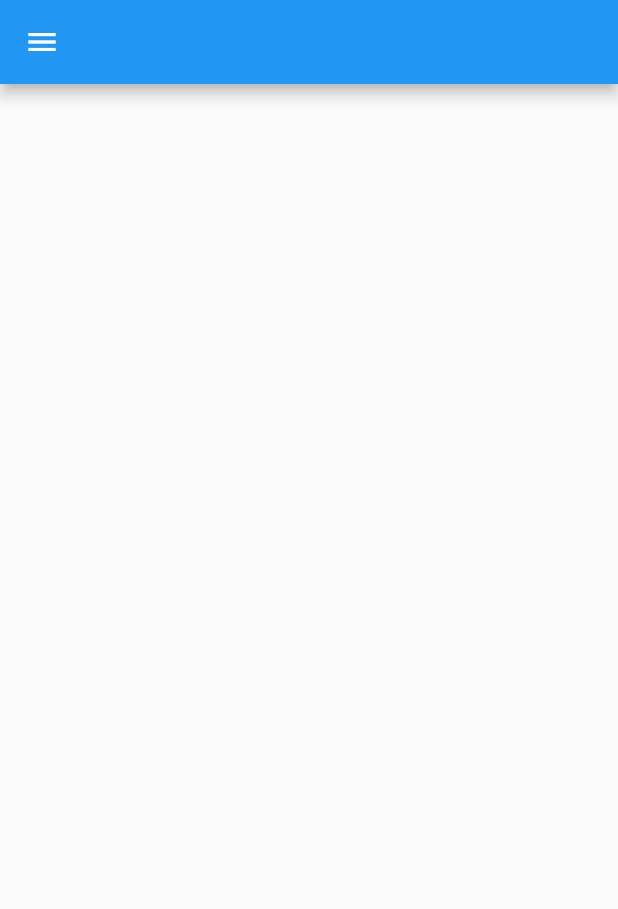
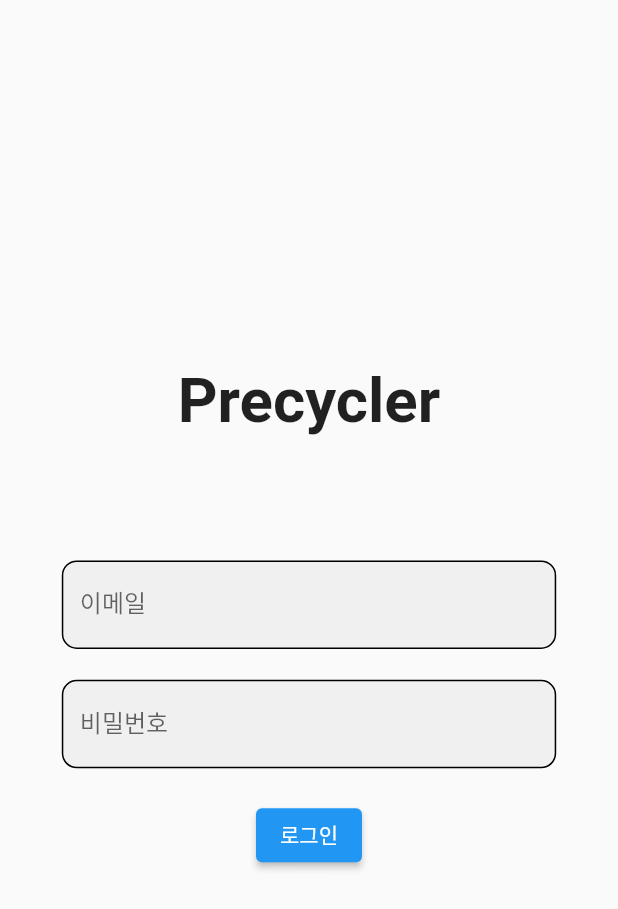
Before and after one commit to Greenvider/Precycler, a Flutter app: the screen it shows after launch, on a phone screen of 412 x 824 dp. Shown: the top 909 px of the screen. Run offline on Flutter 3.47's test engine with Material 2 defaults, Android fonts, the light colour scheme and no system bars; our stand-ins replace flutter_native_splash.

Commit message:
comment and login

```diff
--- a/lib/main.dart
+++ b/lib/main.dart
@@ -1,24 +1,32 @@
 import 'package:flutter/material.dart';
 import 'screen/screen_home.dart';
-import 'screen/screen_splash.dart';
 import 'package:flutter_native_splash/flutter_native_splash.dart';
 
 void main() {
+  //앱이 시작하는 동시에 스플래쉬 화면을 나타나게 하여 HomeScreen이 로드될때까지 표시한다.
   WidgetsBinding widgetsBinding = WidgetsFlutterBinding.ensureInitialized();
   FlutterNativeSplash.preserve(widgetsBinding: widgetsBinding);
-  FlutterNativeSplash.remove();
+
+  //MyApp 위젯을 실행
   runApp(const MyApp());
 }
 class MyApp extends StatelessWidget {
-
   const MyApp({super.key});
   @override
   Widget build(BuildContext context) {
+    //미디어 쿼리로 width와 height을 지정하여 상대적인 수치 사용
+    Size screenSize = MediaQuery.of(context).size;
+    double width = screenSize.width;
+    double height = screenSize.height;
+    return MaterialApp(
+      //디버깅 모드에서 표시되는 배너를 가리기
+      debugShowCheckedModeBanner: false,
 
-    return const MaterialApp(
-      debugShowCheckedModeBanner: false,
+      //제목을 Precycler로
       title: 'Precycler',
-      home: HomeScreen(),
+
+      //home은 HomeScreen 위젯으로 지정
+      home:HomeScreen(width: width,height: height,),
     );
   }
 }
--- a/lib/screen/screen_home.dart
+++ b/lib/screen/screen_home.dart
@@ -1,23 +1,63 @@
 import 'package:flutter/material.dart';
+import 'package:flutter_native_splash/flutter_native_splash.dart';
+import 'screen_login.dart';
 
 class HomeScreen extends StatefulWidget {
-  const HomeScreen({super.key});
+  double? width;
+  double? height;
+
+  HomeScreen({super.key,this.width,this.height});
   @override
   State<HomeScreen> createState() => _HomeScreenState();
 }
 
 class _HomeScreenState extends State<HomeScreen> {
+  //현재 로그인 상태
+  bool loginState = false;
+
+  //Safearea의 child가 될 위젯
+  late Widget child;
+
+  //HomeScreen위젯 상태 초기화, 즉 HomeScreen위젯이 불러와지고 호출됨
+  void initState() {
+    //MyApp위젯에서 가져온 width, height값 저장
+    double? width = widget.width;
+    double? height = widget.height;
+
+    //스플레쉬 화면 종료하기
+    FlutterNativeSplash.remove();
+    //나중에 django에서 다양한 정보를 불러와 저장
+
+
+    //만약 현재 로그인 되지 않았다면
+    if(!loginState){
+      //로그인 스크린들 띄우기
+      child = LoginScreen(width: width, height: height);
+    }
+    //만약 로그인이 되었다면
+    else{
+      //Home위젯 보이기
+      child = Home(loginState,width,height);
+    }
+  }
+
   @override
   Widget build(BuildContext context) {
+    //상태표지줄과 네비게이션 바와 겹치지 않는 안전한 영역을 반환
     return SafeArea(
-        child: Scaffold(
+        child: child,
+    );
+  }
+
+  //위젯 Home
+  Widget Home(bool loginState, double? width, double? height){
+    return Scaffold(
       appBar: AppBar(
           leading: IconButton(
             icon: Icon(Icons.menu),
             onPressed: (){},
           )
       ),
-        )
     );
   }
 }
--- /dev/null
+++ b/lib/screen/screen_login.dart
@@ -0,0 +1,78 @@
+import 'package:flutter/material.dart';
+
+class LoginScreen extends StatefulWidget {
+  double? width;
+  double? height;
+
+  LoginScreen({super.key,this.width,this.height});
+
+  @override
+  State<LoginScreen> createState() => _LoginScreenState();
+}
+
+class _LoginScreenState extends State<LoginScreen> {
+  late String email;
+  late String password;
+
+  @override
+  Widget build(BuildContext context) {
+    return SafeArea(
+        child: Scaffold(
+          body: Center(
+            child: Column(
+              mainAxisAlignment: MainAxisAlignment.center,
+              children: [
+                Text('Precycler',
+                  style: TextStyle(
+                    fontSize: widget.width!*0.1,
+                    fontWeight: FontWeight.bold,
+                  ),
+                ),
+                SizedBox(
+                  height: widget.height!*0.1,
+                ),
+                // 이메일 입력 필드
+                Padding(
+                  padding: EdgeInsets.fromLTRB(widget.width!*0.1,0,widget.width!*0.1,widget.height!*0.025),
+                  child: TextField(
+                    onChanged: (value) {
+                      setState(() {
+                        email = value;
+                      });
+                    },
+                    decoration: InputDecoration(
+                        labelText: '이메일',
+                        filled: true,
+                        enabledBorder: OutlineInputBorder(
+                            borderRadius: BorderRadius.circular(10),
+                          )
+                        ),
+                    ),
+                ),
+                Padding(
+                  padding: EdgeInsets.fromLTRB(widget.width!*0.1,0,widget.width!*0.1,widget.height!*0.025),
+                  child: TextField(
+                    onChanged: (value) {
+                      setState(() {
+                        password = value;
+                      });
+                    },
+                    decoration: InputDecoration(
+                        labelText: '비밀번호',
+                        filled: true,
+                        enabledBorder: OutlineInputBorder(
+                          borderRadius: BorderRadius.circular(10),
+                        )
+                    ),
+                  ),
+                ),
+                ElevatedButton(onPressed: (){},
+                    child: Text('로그인')
+                )
+              ],
+            ),
+          ),
+        )
+    );
+  }
+}
--- a/lib/screen/screen_splash.dart
+++ /dev/null
@@ -1,23 +0,0 @@
-import 'package:flutter/material.dart';
-
-class SplashScreen extends StatefulWidget {
-  const SplashScreen({super.key});
-
-  @override
-  State<SplashScreen> createState() => _SplashScreenState();
-}
-
-class _SplashScreenState extends State<SplashScreen> {
-  @override
-  Widget build(BuildContext context) {
-    return SafeArea(
-        child: Scaffold(
-          body: Container(
-            decoration: BoxDecoration(
-              color: Color(0xff35FFB6),
-            ),
-          ),
-      )
-    );
-  }
-}
```
Lines whose indentation alone changed are shown as unchanged.
